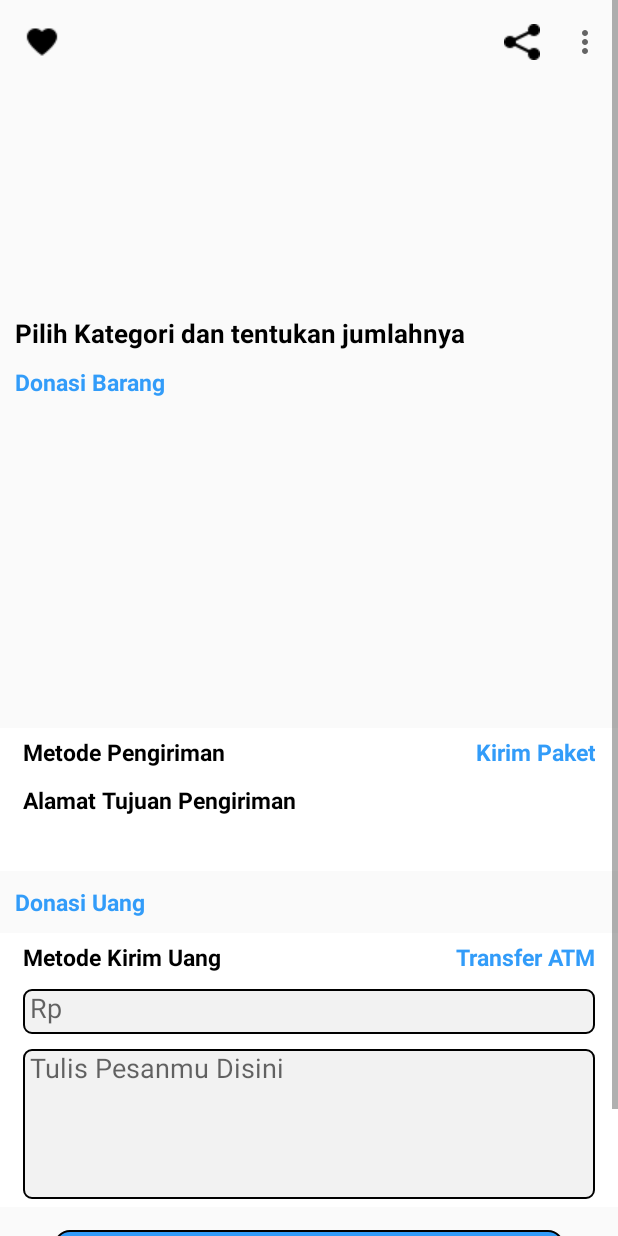
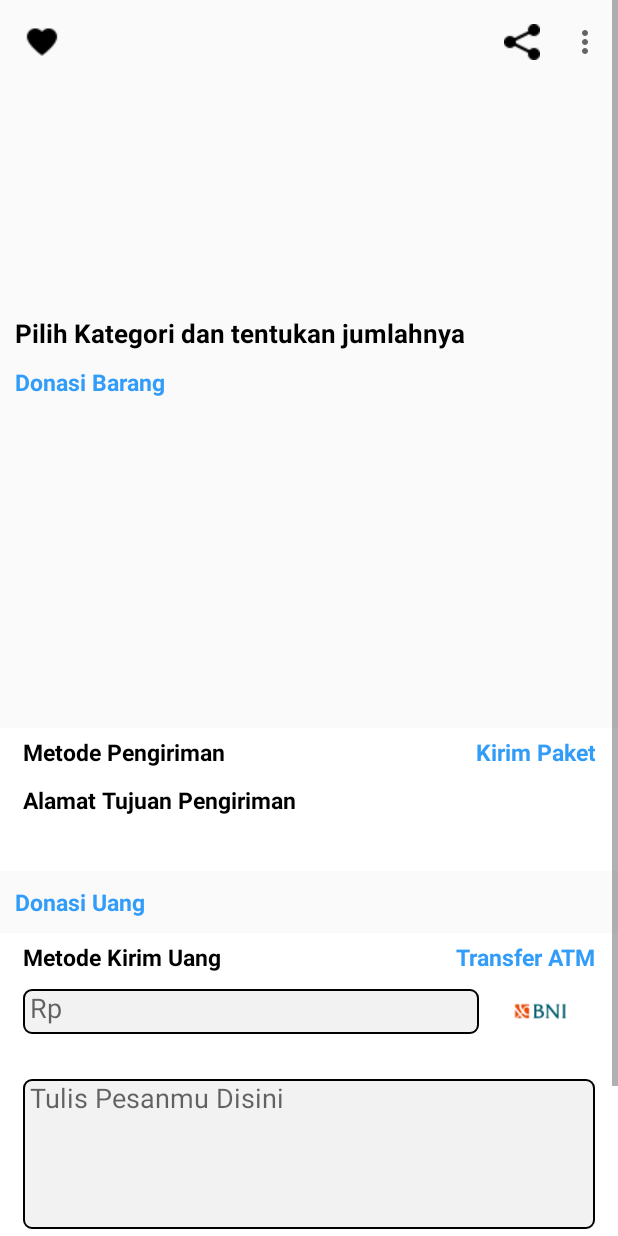
Before and after one commit to fendysaputro/stuffshare, an Android app: the CollectDonationListActivity screen opened directly, with no data from a screen before it, on a phone screen of 412 x 824 dp. Run offline under Robolectric (Android 15) with nearby library versions, the phone set to English and light mode, and no system bars; our stand-ins replace Picasso; libraries missing offline, so code that uses them is left out: es.dmoral.toasty; pictures from the network do not load; 4 statements that could not run were skipped.

Commit message:
update list bank in collection

```diff
--- a/app/src/main/java/com/stuff/stuffshare/activity/CollectDonationListActivity.java
+++ b/app/src/main/java/com/stuff/stuffshare/activity/CollectDonationListActivity.java
@@ -1,6 +1,7 @@
 package com.stuff.stuffshare.activity;
 
 import android.content.Intent;
+import android.media.Image;
 import android.os.Bundle;
 import android.text.Editable;
 import android.text.TextUtils;
@@ -14,6 +15,7 @@ import android.view.View;
 import android.widget.Button;
 import android.widget.EditText;
 import android.widget.GridView;
+import android.widget.ImageButton;
 import android.widget.ImageView;
 import android.widget.TextView;
 import android.widget.Toast;
@@ -63,6 +65,7 @@ public class CollectDonationListActivity extends AppCompatActivity {
     JSONArray donasiBarang;
     EditText nomUang, messageDonation;
     String message;
+    ImageView imageBank;
 
     @Override
     protected void onCreate(@Nullable Bundle savedInstanceState) {
@@ -110,6 +113,13 @@ public class CollectDonationListActivity extends AppCompatActivity {
 
         getDataBank("", stuffShareApp, bankArrayList);
 
+        imageBank = (ImageView) findViewById(R.id.btnBank);
+        imageBank.setOnClickListener(new View.OnClickListener() {
+            @Override
+            public void onClick(View view) {
+                Toast.makeText(getApplicationContext(), "cobacoba", Toast.LENGTH_LONG).show();
+            }
+        });
 
         TextView pengiriman = (TextView) findViewById(R.id.txtPengiriman);
         pengiriman.setText("Metode Pengiriman");
@@ -263,6 +273,10 @@ public class CollectDonationListActivity extends AppCompatActivity {
                             bank.setToken(jsonObject.getString("token"));
                             stuffShareApp.setBank(bank);
                             banks.add(bank);
+                            Picasso.with(getApplicationContext())
+                                    .load(banks.get(0).getGambar())
+                                    .fit()
+                                    .into(imageBank);
                         }
                     }
                 } catch (JSONException e){
--- a/app/src/main/res/layout/collect_donation_list_activity.xml
+++ b/app/src/main/res/layout/collect_donation_list_activity.xml
@@ -206,6 +206,15 @@
                     android:orientation="horizontal"
                     android:background="@color/textColorWhite">
 
+                    <LinearLayout
+                        android:id="@+id/lLBankMethod"
+                        android:layout_width="match_parent"
+                        android:layout_height="50dp"
+                        android:orientation="horizontal"
+                        android:layout_marginLeft="10dp"
+                        android:layout_marginRight="10dp"
+                        android:weightSum="1">
+
                         <EditText
                             android:id="@+id/edNominal"
                             android:layout_width="match_parent"
@@ -215,14 +224,24 @@
                             android:gravity="left"
                             android:hint=" Rp"
                             android:ems="10"
-                        android:layout_marginLeft="10dp"
-                        android:layout_marginRight="10dp"
                             android:textColor="@color/colorAccent"
+                            android:layout_marginRight="5dp"
+                            android:layout_weight="0.6"
                             android:layout_marginTop="0dp" />
+
+                        <ImageView
+                            android:id="@+id/btnBank"
+                            android:layout_width="120dp"
+                            android:layout_height="30dp"
+                            android:src="@drawable/bni"
+                            android:clickable="true"
+                            android:layout_weight="0.4" />
+
+                    </LinearLayout>
 
                     <EditText
                         android:id="@+id/edMessageDonation"
-                        android:layout_below="@+id/edNominal"
+                        android:layout_below="@+id/lLBankMethod"
                         android:layout_width="match_parent"
                         android:layout_height="100dp"
                         android:background="@drawable/edit_text_donation"
```
Also changed, not shown: app/src/main/res/drawable/bni.png (added). Lines whose indentation alone changed are shown as unchanged.
